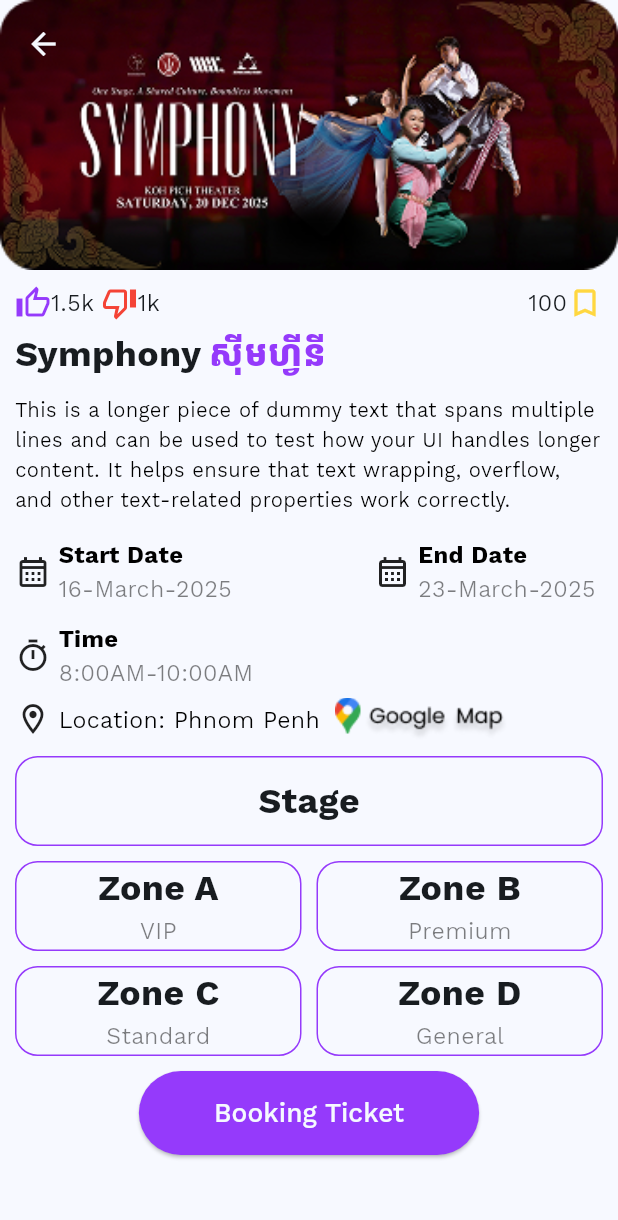
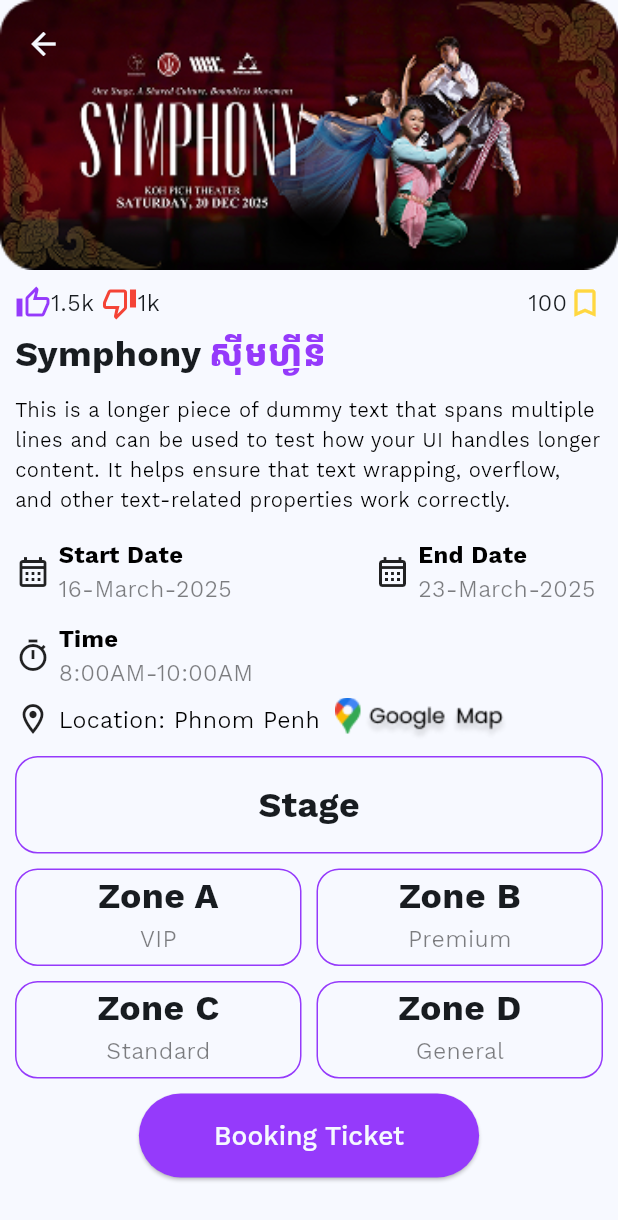
Before and after one commit to MoeurnSovanara/MobleProjectY4, a Flutter app: the screen it shows after launch, item 2 of the bottom bar chosen, after a tap on "12", on a phone screen of 412 x 824 dp. Shown: the top 1220 px of the screen. Run offline on Flutter 3.47's test engine with Material 3 defaults, Android fonts, the phone set to English and light mode, and no system bars; our stand-ins replace carousel_slider, device_preview, dotted_border, image_picker, percent_indicator, video_player.

Commit message:
Update responsive for S20 Ultra and add safe area

```diff
--- a/lib/Const/widget/CardWidget.dart
+++ b/lib/Const/widget/CardWidget.dart
@@ -14,7 +14,7 @@ class CardWidget extends StatelessWidget {
         border: Border.all(color: AdvertiseColor.textColor.withOpacity(0.5)),
         borderRadius: BorderRadius.circular(15),
       ),
-      padding: EdgeInsets.all(10),
+      padding: EdgeInsets.all(5),
       child: SizedBox(
         width: double.infinity,
         child: Row(
@@ -46,7 +46,7 @@ class CardWidget extends StatelessWidget {
                     ),
                   ),
                   Container(
-                    margin: EdgeInsets.only(top: 10),
+                    margin: EdgeInsets.only(top: 5),
                     padding: EdgeInsets.symmetric(vertical: 5, horizontal: 10),
                     decoration: BoxDecoration(
                       color: AdvertiseColor.primaryColor,
@@ -88,6 +88,7 @@ class CardWidget extends StatelessWidget {
                                 style: AppComponent.labelStyle.copyWith(
                                   color: Colors.white,
                                 ),
+                                textAlign: TextAlign.center,
                               ),
                             ],
                           ),
--- a/lib/Const/widget/eventWidget.dart
+++ b/lib/Const/widget/eventWidget.dart
@@ -45,7 +45,7 @@ class eventWidget extends StatelessWidget {
                 children: [
                   Container(
                     width: 60,
-                    height: 60,
+                    height: 65,
                     decoration: BoxDecoration(
                       color: AdvertiseColor.backgroundColor.withOpacity(0.8),
                       borderRadius: BorderRadius.circular(10),
--- a/lib/Const/widget/seeAlleventWidget.dart
+++ b/lib/Const/widget/seeAlleventWidget.dart
@@ -37,7 +37,7 @@ class Seealleventwidget extends StatelessWidget {
               children: [
                 Container(
                   width: 60,
-                  height: 60,
+                  height: 65,
                   decoration: BoxDecoration(
                     color: AdvertiseColor.backgroundColor.withOpacity(0.8),
                     borderRadius: BorderRadius.circular(10),
--- a/lib/Pages/Dashboard/CreateEvent/createEventPage.dart
+++ b/lib/Pages/Dashboard/CreateEvent/createEventPage.dart
@@ -707,7 +707,7 @@ class _CreateeventpageState extends State<Createeventpage> {
                           filled: true,
                           fillColor: AdvertiseColor.backgroundColor,
                           contentPadding: EdgeInsets.symmetric(
-                            horizontal: screenWidth <= 375 ? 2.5 : 10,
+                            horizontal: screenWidth <= 375 ? 2.5 : 8,
                             vertical: 5,
                           ),
                         ),
@@ -820,7 +820,7 @@ class _CreateeventpageState extends State<Createeventpage> {
                 borderRadius: BorderRadius.circular(8),
                 color: AdvertiseColor.primaryColor,
               ),
-              width: 130,
+              width: 135,
               child: Row(
                 mainAxisAlignment: MainAxisAlignment.start,
                 children: [
@@ -1015,7 +1015,7 @@ class _CreateeventpageState extends State<Createeventpage> {
             onTap: _addTicket,
             child: Container(
               padding: EdgeInsets.symmetric(horizontal: 10, vertical: 5),
-              width: 140,
+              width: 150,
               decoration: BoxDecoration(
                 border: Border.all(color: AdvertiseColor.primaryColor),
                 borderRadius: BorderRadius.circular(10),
--- a/lib/Pages/Event/event_page.dart
+++ b/lib/Pages/Event/event_page.dart
@@ -39,7 +39,7 @@ class _EventPageState extends State<EventPage> {
                         'Entertainment',
                       ])
                         Container(
-                          height: 300,
+                          height: 330,
                           child: Column(
                             children: [
                               SizedBox(height: 10),
@@ -66,7 +66,7 @@ class _EventPageState extends State<EventPage> {
                               ),
                               SizedBox(height: 10),
                               Container(
-                                height: 250,
+                                height: 270,
                                 child: ListView.builder(
                                   itemCount: 3,
                                   shrinkWrap: false,
--- a/lib/Pages/Home/home_page.dart
+++ b/lib/Pages/Home/home_page.dart
@@ -72,7 +72,7 @@ class _HomePageState extends State<HomePage> {
                       ),
                       SizedBox(height: 10),
                       Container(
-                        height: 250,
+                        height: 270,
                         child: ListView.builder(
                           itemCount: 3,
                           scrollDirection: Axis.horizontal,
--- a/lib/Pages/Navigator/changePage.dart
+++ b/lib/Pages/Navigator/changePage.dart
@@ -43,7 +43,8 @@ class _ChangepageState extends State<Changepage> {
 
   @override
   Widget build(BuildContext context) {
-    return Scaffold(
+    return SafeArea(
+      child: Scaffold(
         backgroundColor: AdvertiseColor.backgroundColor,
         body: pages[currentTabIndex],
         bottomNavigationBar: BottomNavigationBar(
@@ -76,6 +77,7 @@ class _ChangepageState extends State<Changepage> {
             ),
           ],
         ),
+      ),
     );
   }
 }
--- a/lib/Pages/Other/eventdetailed_page.dart
+++ b/lib/Pages/Other/eventdetailed_page.dart
@@ -198,7 +198,7 @@ class EventdetailedPage extends StatelessWidget {
                         children: [
                           Container(
                             width: double.infinity,
-                            height: 60,
+                            height: 65,
                             decoration: BoxDecoration(
                               border: Border.all(
                                 color: AdvertiseColor.primaryColor,
@@ -220,7 +220,7 @@ class EventdetailedPage extends StatelessWidget {
                             children: [
                               Expanded(
                                 child: Container(
-                                  height: 60,
+                                  height: 65,
                                   decoration: BoxDecoration(
                                     border: Border.all(
                                       color: AdvertiseColor.primaryColor,
@@ -244,7 +244,7 @@ class EventdetailedPage extends StatelessWidget {
                               SizedBox(width: 10),
                               Expanded(
                                 child: Container(
-                                  height: 60,
+                                  height: 65,
                                   decoration: BoxDecoration(
                                     border: Border.all(
                                       color: AdvertiseColor.primaryColor,
@@ -272,7 +272,7 @@ class EventdetailedPage extends StatelessWidget {
                             children: [
                               Expanded(
                                 child: Container(
-                                  height: 60,
+                                  height: 65,
                                   decoration: BoxDecoration(
                                     border: Border.all(
                                       color: AdvertiseColor.primaryColor,
@@ -296,7 +296,7 @@ class EventdetailedPage extends StatelessWidget {
                               SizedBox(width: 10),
                               Expanded(
                                 child: Container(
-                                  height: 60,
+                                  height: 65,
                                   decoration: BoxDecoration(
                                     border: Border.all(
                                       color: AdvertiseColor.primaryColor,
--- a/lib/main.dart
+++ b/lib/main.dart
@@ -3,7 +3,6 @@ import 'package:flutter/material.dart';
 import 'package:flutter/services.dart';
 import 'package:mobile_assignment/Const/themeColor.dart';
 import 'package:mobile_assignment/Pages/Navigator/changePage.dart';
-import 'package:mobile_assignment/Pages/landingpage.dart';
 
 void main() {
   WidgetsFlutterBinding.ensureInitialized();
@@ -13,12 +12,12 @@ void main() {
   ]);
   SystemChrome.setSystemUIOverlayStyle(
     SystemUiOverlayStyle(
-      statusBarColor: Colors.transparent,
-      statusBarBrightness: Brightness.dark,
+      statusBarColor: Colors.white,
+      statusBarBrightness: Brightness.light,
     ),
   );
-  runApp(DevicePreview(builder: (context) => MyApp()));
-  // runApp(MyApp());
+  // runApp(DevicePreview(builder: (context) => MyApp()));
+  runApp(MyApp());
 }
 
 class MyApp extends StatelessWidget {
```
Also changed, not shown: lib/Pages/Auth/createprofile_page.dart (+7 -7 lines), lib/Pages/Dashboard/dashboard_page.dart (+6 -1 lines). Lines whose indentation alone changed are shown as unchanged.
